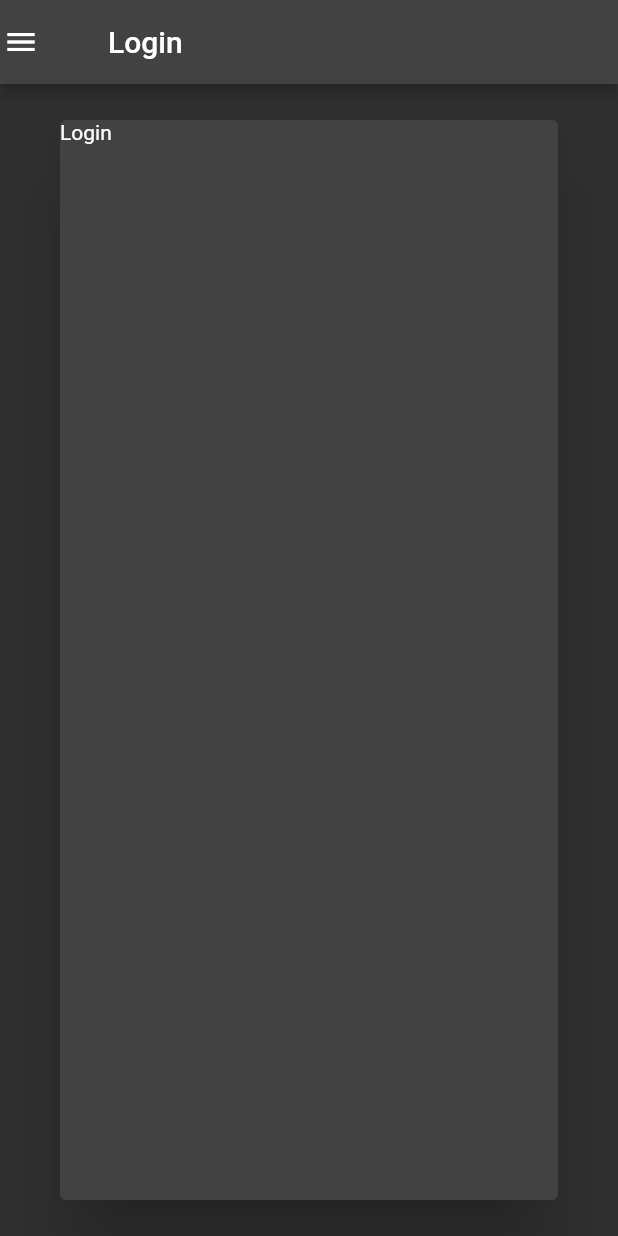
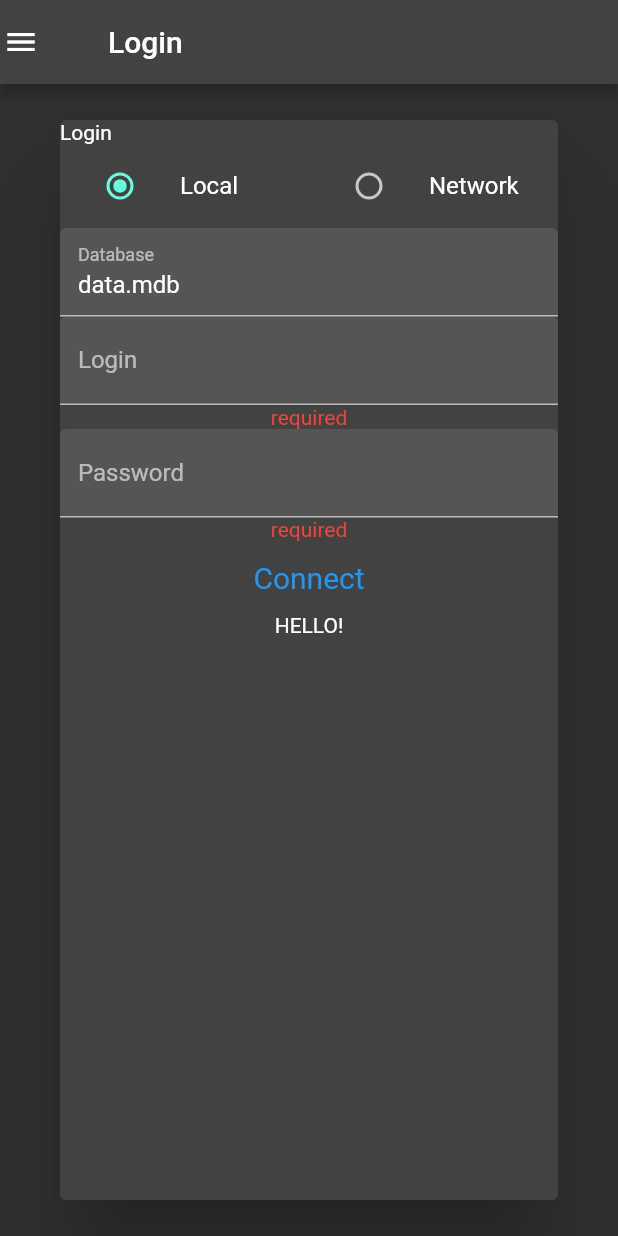
Before and after one commit to Bert1974/all_dart, a Flutter app: the screen it shows after launch, after a tap on "Connect", on a phone screen of 412 x 824 dp. Run offline on Flutter 3.47's test engine with Material 2 defaults, Android fonts, the phone set to English and light mode, and no system bars; our stand-ins replace dio, go_router, objectbox; missing offline and left inert: window_manager; generated files the repository leaves out were written again.

Commit message:
again many fixes

```diff
--- a/data/lib/src/database/database.dart
+++ b/data/lib/src/database/database.dart
@@ -13,7 +13,19 @@ enum DatabaseTypes { local, network }
 
 class NetworkDatabase extends Database {
   String? _token;
-  var baseUrl = 'http://127.0.0.1:2222/';
+  late final String baseUrl;
+  //var baseUrl = 'http://127.0.0.1:2222/';
+
+  NetworkDatabase(String baseUrl) {
+    if (!baseUrl.endsWith('/')) {
+      baseUrl += '/';
+    }
+    /* if (!baseUrl.startsWith('http://') && !baseUrl.startsWith('https://')) {
+
+    }*/
+    // ignore: prefer_initializing_formals
+    this.baseUrl = baseUrl;
+  }
 
   Network _nw() {
     return Network(baseUrl, _token);
@@ -60,10 +72,13 @@ abstract class Database {
 
   void dispose() {}
 
-  factory Database.openNetwork() => NetworkDatabase();
+  factory Database.openNetwork(String server) => NetworkDatabase(server);
+
+  static bool get checkStore => openStore_(null) != null;
 
   //for server
-  static Database? openStore() => (_store ??= openStore_());
+  static Database? openStore(String databasefile) =>
+      (_store ??= openStore_(databasefile));
 
 /*  FutureOr<Database> forIsolate(ByteData reference) async {
     var result = _store!.setReference(reference)._(reference);
--- a/data/lib/src/database/database_noweb.dart
+++ b/data/lib/src/database/database_noweb.dart
@@ -7,7 +7,8 @@ import 'package:data/objectbox.g.dart';
 
 import 'package:data/src/models/models.dart';
 
-Database? openStore_() => ObjectBoxDatabase();
+Database? openStore_(String? databaseFile) =>
+    ObjectBoxDatabase(databaseFile ?? '');
 
 extension UserModelExtension on UserModel {
   User toVM(LoginModel login) => User(
@@ -26,7 +27,7 @@ extension UserSettingsModelExtension on UserSettingsModel {
 }
 
 class ObjectBoxDatabase extends Database {
-  static const String _databaseFile = "testdatabase";
+  final String databaseFile;
   static Store? storeInstance;
   Store? store;
   Box<UserModel>? usersBox;
@@ -35,7 +36,7 @@ class ObjectBoxDatabase extends Database {
   Box<RoleModel>? rolesBox;
   Box<PermissionModel>? permissionBox;
 
-  ObjectBoxDatabase();
+  ObjectBoxDatabase(this.databaseFile);
 
   Future<void> close() async {
     store?.close();
@@ -55,7 +56,7 @@ class ObjectBoxDatabase extends Database {
 
   @override
   FutureOr<void> open() async {
-    storeInstance = openStore(directory: _databaseFile);
+    storeInstance = openStore(directory: databaseFile);
     store = storeInstance;
     _init();
     seed();
--- a/data/lib/src/database/database_stub.dart
+++ b/data/lib/src/database/database_stub.dart
@@ -1,3 +1,3 @@
 import 'package:data/data.dart';
 
-Database? openStore_() => null;
+Database? openStore_(String? databaseFile) => null;
--- a/data/lib/src/database/database_web.dart
+++ b/data/lib/src/database/database_web.dart
@@ -1,3 +1,3 @@
 import 'package:data/data.dart';
 
-Database? openStore_() => null;
+Database? openStore_(String? databaseFile) => null;
--- a/main/lib/src/auth/login_page.dart
+++ b/main/lib/src/auth/login_page.dart
@@ -1,7 +1,7 @@
 import 'package:data/data.dart';
 import 'package:flutter/material.dart';
+import 'package:main/src/settings/authentication.dart';
 import 'package:main/src/widgets.dart';
-import 'package:main/src/settings/authentication.dart';
 
 class LoginPage extends AppPageStatefulWidget<LoginPage> {
   const LoginPage({super.key});
@@ -15,27 +15,88 @@ class LoginPage extends AppPageStatefulWidget<LoginPage> {
 
 class _LoginPageState extends State<LoginPage> {
   int disabled = 0;
-  DatabaseTypes _type = Database.openStore() != null
-      ? DatabaseTypes.local
-      : DatabaseTypes.network;
-
-  static final List<R> _layout = [
-    R([
-      C({'xs': 6, 'md': 12}, offsets: {'xs': 3, 'md': 0}, data: 'type'),
-      C({'xs': 12}, data: Cell(Var2.text, 'Login', varName: 'name')),
-      C({'xs': 12}, data: Cell(Var2.password, 'Password', varName: 'password')),
-      C({'xs': 6}, offsets: {'xs': 3}, data: Cell(Var2.button, "Connect")),
-    ])
-  ];
 
   var _login = Login().toJson();
+  var _storage = <String, dynamic>{};
+
+  List<R> get _layout => [
+        R([
+          C({'xl': 4, 'md': 12},
+              offsets: {'xl': 4, 'md': 0}, data: _createTypeWidgets),
+          if (_storage['type'] == DatabaseTypes.local.index) ...[
+            C({'xs': 12},
+                data: Cell(Var2.text, 'Database',
+                    getter: (value) => _storage['database'],
+                    setter: (target, value) => _storage['database'] = value)),
+          ],
+          if (_storage['type'] == DatabaseTypes.network.index) ...[
+            C({'xs': 12},
+                data: Cell(Var2.text, 'Server',
+                    getter: (value) => _storage['server'],
+                    setter: (target, value) => _storage['server'] = value)),
+          ],
+          C({'xs': 12}, data: Cell(Var2.text, 'Login', varName: 'name')),
+          C({'xs': 12},
+              data: Cell(Var2.password, 'Password', varName: 'password')),
+          C({'xs': 6}, offsets: {'xs': 3}, data: Cell(Var2.button, "Connect")),
+        ])
+      ];
+
+  Widget? _createTypeWidgets() {
+    if (!Database.checkStore) {
+      return null;
+    }
+    return Row(
+      mainAxisSize: MainAxisSize.min,
+      mainAxisAlignment: MainAxisAlignment.center,
+      children: [
+        Flexible(
+            child: ListTile(
+          title: const Text('Local'),
+          leading: Radio<int>(
+              value: DatabaseTypes.local.index,
+              groupValue: _storage['type'],
+              onChanged: (int? value) => _setType(value)),
+        )),
+        Flexible(
+            child: ListTile(
+          title: const Text('Network'),
+          leading: Radio<int>(
+              value: DatabaseTypes.network.index,
+              groupValue: _storage['type'],
+              onChanged: (int? value) => _setType(value)),
+        )),
+      ],
+    );
+  }
+
+  _setType(int? value) {
+    if (value != null && _storage['type'] != value) {
+      setState(() {
+        if (value == DatabaseTypes.local.index) {
+          _storage = {'type': value, 'database': 'data.mdb'};
+        } else if (value == DatabaseTypes.network.index) {
+          _storage = {'type': value, 'server': 'http://127.0.0.1:2222'};
+        }
+      });
+    }
+  }
+
+  @override
+  void initState() {
+    _setType(Database.checkStore
+        ? DatabaseTypes.local.index
+        : DatabaseTypes.network.index);
+
+    super.initState();
+  }
 
   @override
   Widget build(BuildContext context) {
     return Dialog(
         //  title: const Text('Login'),
         child: ConstrainedBox(
-            constraints: const BoxConstraints(maxWidth: 480),
+            constraints: const BoxConstraints(maxWidth: 360),
             child: Column(children: [
               const Row(children: [Text("Login")]),
               if (disabled == 0) ...[
@@ -64,47 +125,7 @@ class _LoginPageState extends State<LoginPage> {
                             },
                             lookupfunction: (n) {
                               if (n is String) {
-                                if (n == "type") {
-                                  if (Database.openStore() == null) {
-                                    return null;
-                                  }
-                                  return Row(
-                                    mainAxisSize: MainAxisSize.min,
-                                    mainAxisAlignment: MainAxisAlignment.center,
-                                    children: [
-                                      Flexible(
-                                          child: ListTile(
-                                        title: const Text('Local'),
-                                        leading: Radio<DatabaseTypes>(
-                                          value: DatabaseTypes.local,
-                                          groupValue: _type,
-                                          onChanged: (DatabaseTypes? value) {
-                                            if (value != null) {
-                                              setState(() {
-                                                _type = value;
-                                              });
-                                            }
-                                          },
-                                        ),
-                                      )),
-                                      Flexible(
-                                          child: ListTile(
-                                        title: const Text('Network'),
-                                        leading: Radio<DatabaseTypes>(
-                                          value: DatabaseTypes.network,
-                                          groupValue: _type,
-                                          onChanged: (DatabaseTypes? value) {
-                                            if (value != null) {
-                                              setState(() {
-                                                _type = value;
-                                              });
-                                            }
-                                          },
-                                        ),
-                                      )),
-                                    ],
-                                  );
-                                }
+                                if (n == "type") {}
                                 /*  return _login!.lookup((f) {
                                                     setState(() {
                                                       f();
@@ -131,7 +152,10 @@ class _LoginPageState extends State<LoginPage> {
       DBHandler db = DBHandler.of(context);
       var auth = AuthenticationHandler.of(this.context);
 
-      await db.open(_type);
+      var dbtype = DatabaseTypes.values[_storage['type'] as int];
+
+      await db.open(dbtype, _storage);
+
       // ignore: use_build_context_synchronously
       await auth.login(this.context, Login.fromJson(_login));
 
--- a/main/lib/src/settings/authentication.dart
+++ b/main/lib/src/settings/authentication.dart
@@ -81,12 +81,12 @@ class DBHandler {
   static DBHandler of(BuildContext context) =>
       Provider.of<DBHandler>(context, listen: false);
 
-  open(DatabaseTypes type) async {
+  open(DatabaseTypes type, Map<String, dynamic> options) async {
     Database? db_;
 
     switch (type) {
       case DatabaseTypes.local:
-        db_ = Database.openStore();
+        db_ = Database.openStore(options['database']);
         if (db_ == null) {
           return;
         }
@@ -95,7 +95,7 @@ class DBHandler {
         await db_.open();
         break;
       case DatabaseTypes.network:
-        db_ = Database.openNetwork();
+        db_ = Database.openNetwork(options['server']);
         break;
     }
     db = db_;
--- a/main/lib/src/widgets/properties_edit.dart
+++ b/main/lib/src/widgets/properties_edit.dart
@@ -6,7 +6,7 @@ import 'package:main/src/widgets/property_edit.dart';
 
 import 'row_col_layout.dart';
 
-class PropertiesEdit extends StatelessWidget {
+class PropertiesEdit extends StatefulWidget {
   final List<R>? layout;
   final Widget? Function(dynamic name)? lookupfunction;
   final bool disabled;
@@ -26,10 +26,15 @@ class PropertiesEdit extends StatelessWidget {
       this.onClicked});
 
   @override
+  State<PropertiesEdit> createState() => _PropertiesEditState();
+}
+
+class _PropertiesEditState extends State<PropertiesEdit> {
+  @override
   Widget build(BuildContext context) {
-    if (layout != null) {
+    if (widget.layout != null) {
       return RowColLayout(
-          layout: layout!,
+          layout: widget.layout!,
           lookupfunction: _lookupfunction,
           useScreenSize: false);
     }
@@ -38,39 +43,35 @@ class PropertiesEdit extends StatelessWidget {
     //   children: variables.map<Widget>((p) => createPropertyEdit(p)).toList());
   }
 
+  String? Function(dynamic)? _getValidator(Cell cell) {
+    switch (cell.type!) {
+      case Var2.text:
+      case Var2.password:
+      case Var2.ip:
+      case Var2.number:
+        return (value_) =>
+            value_ != null && value_.length > 0 ? null : 'required';
+
+      case Var2.checkbox:
+      case Var2.button:
+        return null;
+    }
+  }
+
   Widget? _lookupfunction(dynamic value) {
     if (value is Cell) {
       return PropertyEdit(
           cell: value,
-          initalValue: value.getValue(target),
-          onClicked: onClicked,
-          onSubmit: !disabled ? onSubmit : null,
-          onChanged: onChanged);
+          initialValue: value.getValue(widget.target),
+          onClicked: widget.onClicked,
+          onFieldSubmitted: !widget.disabled && widget.onSubmit != null
+              ? (value_) => widget.onSubmit?.call(value, value_)
+              : null,
+          onChanged: widget.onChanged != null
+              ? (value_) => widget.onChanged?.call(value, value_)
+              : null,
+          validator: _getValidator(value));
     }
-    return lookupfunction?.call(value);
+    return widget.lookupfunction?.call(value);
   }
-
-  /*Widget createPropertyEdit(Cell cell) {
-    return PropertyEdit(
-        cell: cell,
-        initalValue: (target is Map<String, dynamic> && cell.varName != null)
-            ? (target as Map<String, dynamic>)[cell.varName!]
-            : cell.getValue(target),
-        onChanged: (cell, v) {
-          if (target is Map<String, dynamic> && cell.varName != null) {
-            (target as Map<String, dynamic>)[cell.varName!] = v;
-          } else if (cell.varName == null) {
-            cell.setValue(target, v);
-          }
-          onChanged?.call(cell);
-        },
-        onSubmit: (cell, v) {
-          if (target is Map<String, dynamic> && cell.varName != null) {
-            (target as Map<String, dynamic>)[cell.varName!] = v;
-          } else {
-            cell.setValue(target, v);
-          }
-          onSubmit?.call(cell);
-        });
-  }*/
 }
--- a/main/lib/src/widgets/property_edit.dart
+++ b/main/lib/src/widgets/property_edit.dart
@@ -5,37 +5,43 @@ import 'package:main/src/widgets.dart';
 
 class PropertyEdit extends FormField<dynamic> {
   final Cell cell;
-  final dynamic initalValue;
-  final FutureOr<void> Function(Cell, dynamic)? onChanged;
-  final FutureOr<void> Function(Cell, dynamic)? onSubmit;
+  final ValueChanged<String>? onChanged;
+  final ValueChanged<String>? onFieldSubmitted;
   final FutureOr<void> Function(Cell)? onClicked;
   final String? helpText;
 
-  const PropertyEdit(
-      {super.key,
+  const PropertyEdit({
+    super.key,
     super.builder = PropertyEdit._doBuild,
     required this.cell,
-      this.initalValue,
+    super.initialValue,
+    super.autovalidateMode,
+    super.validator,
+    super.onSaved,
     this.onChanged,
-      this.onSubmit,
+    this.onFieldSubmitted,
     this.onClicked,
-      this.helpText});
+    this.helpText,
+  });
 
   @override
   FormFieldState<dynamic> createState() => _PropertyEditImplState();
 
-  static Widget _doBuild(FormFieldState<dynamic> state) {
+  static Widget _doBuild(FormFieldState<dynamic> state_) {
+    var state = state_ as _PropertyEditImplState;
     var widget = state.widget as PropertyEdit;
+
     switch (widget.cell.type!) {
       case Var2.text:
       case Var2.password:
       case Var2.ip:
       case Var2.number:
-        return Row(children: [
+        return Column(children: [
+          Row(children: [
             Expanded(
-              child: TextFormField(
-            enableInteractiveSelection: widget.onSubmit != null,
-            enabled: widget.onSubmit != null,
+                child: TextField(
+              enableInteractiveSelection: widget.onFieldSubmitted != null,
+              enabled: widget.onFieldSubmitted != null,
               decoration: InputDecoration(
                 suffixIcon: widget.helpText != null
                     ? Material(
@@ -54,30 +60,37 @@ class PropertyEdit extends FormField<dynamic> {
                         ),
                       )
                     : null,
-              filled: widget.onSubmit != null,
+                filled: widget.onFieldSubmitted != null,
                 //  fillColor: Colors.grey.shade100,
                 labelText: widget.cell.name,
                 hintText: widget.cell.name,
                 prefixText: null,
               ),
               obscureText: widget.cell.type == Var2.password,
-            autovalidateMode: AutovalidateMode.onUserInteraction,
-            controller: null,
-            initialValue: widget.initalValue,
-            onFieldSubmitted: (widget.onSubmit == null)
+              //      autovalidateMode: AutovalidateMode.onUserInteraction,
+              controller: state._controller,
+              //     initialValue: widget.initialValue ?? '!',
+              onSubmitted: (widget.onFieldSubmitted == null)
                   ? null
-                : (value) async {
-                    await widget.onSubmit?.call(widget.cell, value);
+                  : (value) {
+                      widget.onFieldSubmitted?.call(value);
                     },
-            onChanged: (value) async {
-              await widget.onChanged?.call(widget.cell, value);
+              onChanged: (value) {
+                state.didChange(state._controller.text);
+                //  widget.onChanged?.call(value);
               },
-            validator: null, // (v) => v == null || v == "" ? "needed" : null,
+              //     validator: null, // (v) => v == null || v == "" ? "needed" : null,
               keyboardType: /* TextInputType.phone : */ null,
               inputFormatters: // FilteringTextInputFormatter.digitsOnly,
                   null,
               maxLength: null,
             ))
+          ]),
+          if (state.hasError)
+            Text(
+              state.errorText!,
+              style: const TextStyle(color: Colors.red),
+            )
         ]);
       case Var2.checkbox:
         return const Text("checkbox");
@@ -96,15 +109,61 @@ class PropertyEdit extends FormField<dynamic> {
 }
 
 class _PropertyEditImplState extends FormFieldState<dynamic> {
-  @override
-  void initState() {
-    //   (widget as PropertyEditImpl).cipformstate?.register(this);
-    super.initState();
+  final TextEditingController _controller = TextEditingController();
+
+  PropertyEdit get _widget => widget as PropertyEdit;
+
+  _PropertyEditImplState() {
+    //
   }
 
   @override
-  void dispose() {
-    //   (widget as PropertyEditImpl).cipformstate?.unregister(this);
-    super.dispose();
+  void initState() {
+    super.initState();
+    _controller.value = TextEditingValue(text: super.value ?? '');
+  }
+
+  @override
+  Widget build(BuildContext context) {
+    switch (_widget.cell.type!) {
+      case Var2.text:
+      case Var2.password:
+      case Var2.ip:
+      case Var2.number:
+        _controller.value = _controller.value.copyWith(text: super.value ?? '');
+        break;
+      default:
+        break;
+    }
+    return super.build(context);
+  }
+
+  @override
+  void reset() {
+    super.reset();
+    _controller.value = _controller.value.copyWith(text: super.value ?? '');
+    _widget.onChanged?.call(value);
+  }
+
+  @override
+  void didChange(dynamic value) {
+    super.didChange(value);
+    _widget.onChanged?.call(value);
+  }
+
+  @protected
+  @override
+  // ignore: use_setters_to_change_properties, (API predates enforcing the lint)
+  void setValue(dynamic value) {
+    super.setValue(value);
+    _controller.value = _controller.value.copyWith(text: super.value ?? '');
+  }
+
+  @mustCallSuper
+  @protected
+  @override
+  void didUpdateWidget(covariant dynamic oldWidget) {
+    super.didUpdateWidget(oldWidget);
+    super.setValue(_widget.initialValue);
   }
 }
--- a/main/lib/src/widgets/row_col_layout.dart
+++ b/main/lib/src/widgets/row_col_layout.dart
@@ -26,29 +26,31 @@ class Cell {
 
   Cell(this.type, this.name, {this.varName, this.getter, this.setter});
   getValue(target) {
-    if (target is Map<String, dynamic>) {
-      return target[varName];
-    } else if (getter != null) {
+    dynamic result;
+    if (getter != null) {
       switch (type) {
         case Var2.ip:
         case Var2.text:
         case Var2.password:
-          return getter!(target);
+          result = getter!(target);
+          break;
 
         case Var2.number:
-          return getter!(target)?.toString();
+          result = getter!(target)?.toString();
+          break;
 
         default:
           throw UnsupportedError('Not implemented');
       }
+    } else if (target is Map<String, dynamic>) {
+      result = target[varName];
+    } else {
+      throw UnsupportedError('Not implemented');
     }
-    return null;
+    return result;
   }
 
   setValue(target, value) {
-    if (target is Map<String, dynamic>) {
-      target[varName!] = value;
-    } else {
     if (setter != null) {
       switch (type) {
         case Var2.ip:
@@ -63,8 +65,12 @@ class Cell {
         default:
           throw UnsupportedError('Not implemented');
       }
+      return;
+    } else if (target is Map<String, dynamic>) {
+      target[varName!] = value;
+      return;
     }
-    }
+    throw UnsupportedError('Not implemented');
   }
 }
 
@@ -90,43 +96,73 @@ class _Layout {
 
 extension _CExtension on C {
   int getOffset(int size, _Layout layout) {
+    int? result;
     if (offsets != null) {
-      if (size >= 5 && offsets!.containsKey('xxl')) {
-        return offsets!['xxl']!;
-      } else if (size >= 4 && offsets!.containsKey('xl')) {
-        return offsets!['xl']!;
-      } else if (size >= 3 && offsets!.containsKey('lg')) {
-        return offsets!['lg']!;
-      } else if (size >= 2 && offsets!.containsKey('md')) {
-        return offsets!['md']!;
-      } else if (size >= 1 && offsets!.containsKey('sm')) {
-        return offsets!['sm']!;
-      } else if (size >= 0 && offsets!.containsKey('xs')) {
-        return offsets!['xs']!;
+      if (offsets!.containsKey('xs')) {
+        result = offsets!['xs']!;
+      }
+      if (offsets!.containsKey('sm')) {
+        if (size >= 1 || result == null) {
+          result = offsets!['sm']!;
         }
       }
-    return 0;
+      if (offsets!.containsKey('md')) {
+        if (size >= 2 || result == null) {
+          result = offsets!['md']!;
+        }
+      }
+      if (offsets!.containsKey('lg')) {
+        if (size >= 3 || result == null) {
+          result = offsets!['lg']!;
+        }
+      }
+      if (offsets!.containsKey('xl')) {
+        if (size >= 4 || result == null) {
+          result = offsets!['xl']!;
+        }
+      }
+      if (offsets!.containsKey('xxl')) {
+        if (size >= 5 || result == null) {
+          result = offsets!['xxl']!;
+        }
+      }
+    }
+    return result ?? 0;
   }
 
   int getSize(int size, _Layout layout) {
+    int? result;
     if (sizes != null) {
-      if (size >= 5 && sizes!.containsKey('xxl')) {
-        return sizes!['xxl']!;
-      } else if (size >= 4 && sizes!.containsKey('xl')) {
-        return sizes!['xl']!;
-      } else if (size >= 3 && sizes!.containsKey('lg')) {
-        return sizes!['lg']!;
-      } else if (size >= 2 && sizes!.containsKey('md')) {
-        return sizes!['md']!;
-      } else if (size >= 1 && sizes!.containsKey('sm')) {
-        return sizes!['sm']!;
-      } else if (size >= 0 && sizes!.containsKey('xs')) {
-        return sizes!['xs']!;
-      } else {
-        return 1;
+      if (sizes!.containsKey('xs')) {
+        result = sizes!['xs']!;
+      }
+      if (sizes!.containsKey('sm')) {
+        if (size >= 1 || result == null) {
+          result = sizes!['sm']!;
         }
       }
-    return 0;
+      if (sizes!.containsKey('md')) {
+        if (size >= 2 || result == null) {
+          result = sizes!['md']!;
+        }
+      }
+      if (sizes!.containsKey('lg')) {
+        if (size >= 3 || result == null) {
+          result = sizes!['lg']!;
+        }
+      }
+      if (sizes!.containsKey('xl')) {
+        if (size >= 4 || result == null) {
+          result = sizes!['xl']!;
+        }
+      }
+      if (sizes!.containsKey('xxl')) {
+        if (size >= 5 || result == null) {
+          result = sizes!['xxl']!;
+        }
+      }
+    }
+    return result ?? 1;
   }
 }
 
@@ -163,7 +199,6 @@ class RowColLayout extends StatelessWidget {
       } else {
         size = 0;
       }
-
       return _doLayoutArray(layout, size, constraints, _Layout());
     });
   }
@@ -233,6 +268,9 @@ class RowColLayout extends StatelessWidget {
   }
 
   _getWidget(C c, int size, double realw) {
+    if (c.data is Widget? Function()) {
+      return (c.data as Widget? Function()).call();
+    }
     if (c.data is R) {
       return _doLayoutRow(
           c.data as R, size, BoxConstraints(maxWidth: realw), _Layout());
--- a/server/lib/server.dart
+++ b/server/lib/server.dart
@@ -5,6 +5,7 @@ import 'package:dart_jsonwebtoken/dart_jsonwebtoken.dart';
 import 'package:data/data.dart';
 
 const secretPassphrase = '123secretjwt';
+const String databaseFile = "server.mdb";
 
 response(String message, dynamic data, bool success) {
   return <String, dynamic>{
@@ -61,7 +62,7 @@ void startServer(data) async {
   // final connection = Connection.forServer();
 //  final userBox = connection.box<User>();
 
-  final Database connection = Database.openStore()!;
+  final Database connection = Database.openStore(databaseFile)!;
   connection.setReference(reference);
 
   app.all('*', cors(/*origin: '127.0.0.1:2222')*/));
```
Also changed, not shown: 1 other file. Lines whose indentation alone changed are shown as unchanged.
